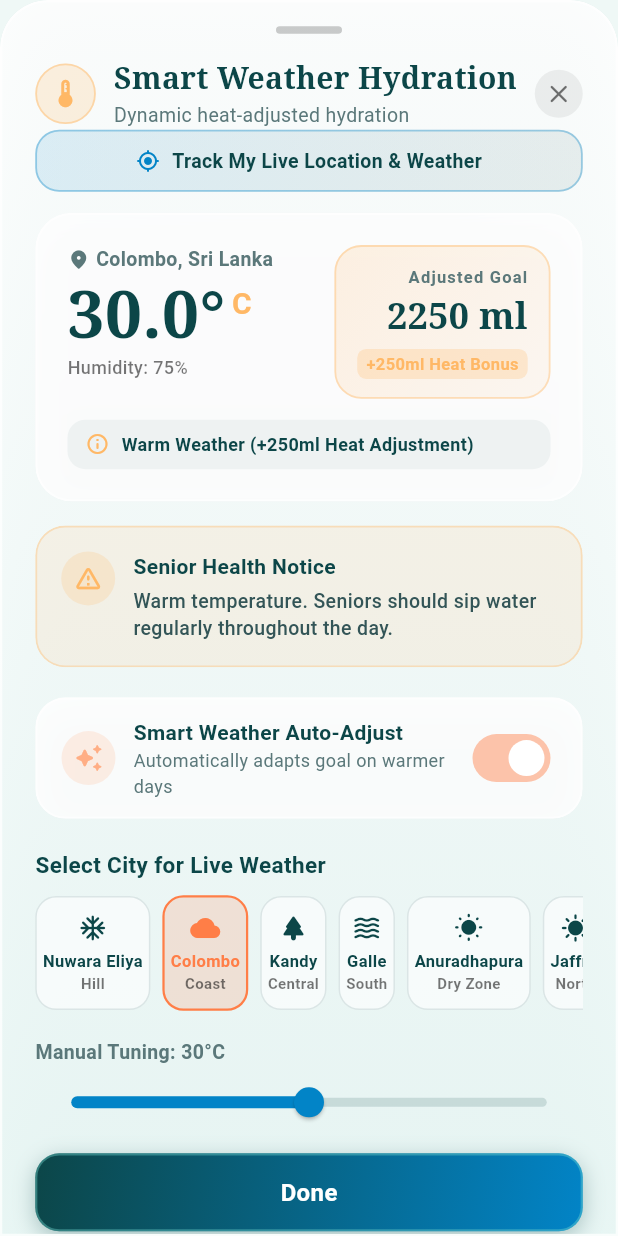
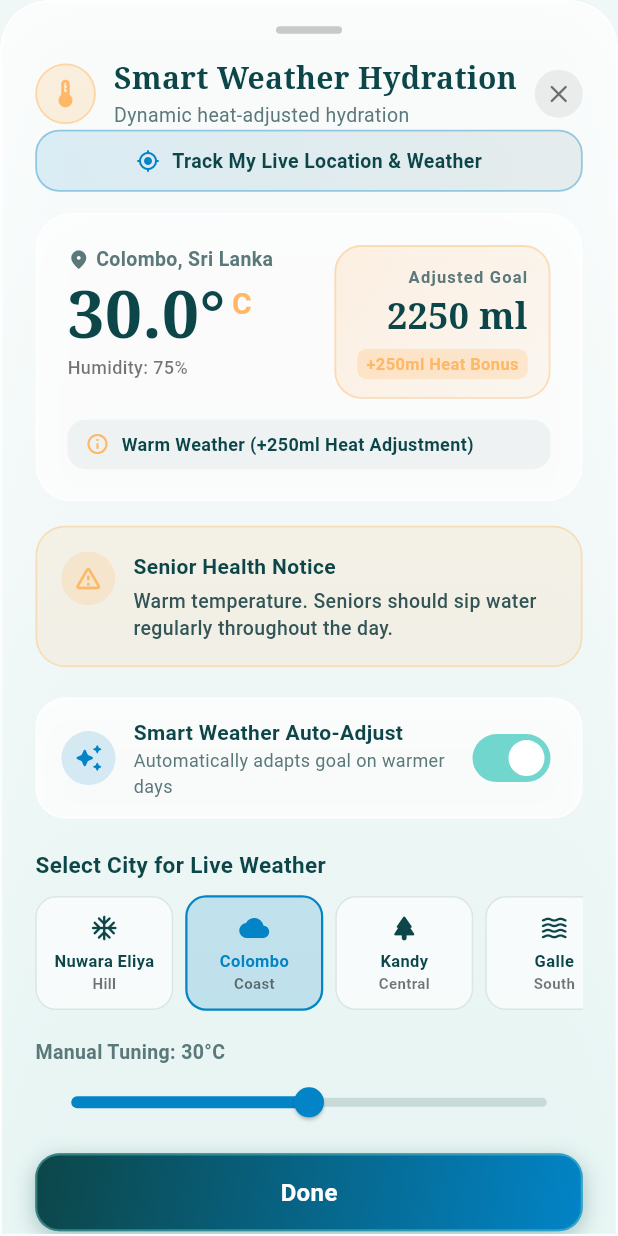
Before and after one commit to deshan2004/Aquasoothe, a Flutter app: the WeatherHydrationSheet widget shown alone on an empty page, opened directly, on a phone screen of 412 x 824 dp. Run offline on Flutter 3.47's test engine with Material 3 defaults, Android fonts, the phone set to English and light mode, and no system bars; our stand-ins replace cloud_firestore, file_picker, firebase_auth, firebase_core, flutter_local_notifications, flutter_riverpod and 6 more; missing offline and left inert: audio_session; accounts and stored records are empty; network calls fail.

Commit message:
fix(weather-sheet): replace invalid Expanded with bounded SizedBox in horizontal city presets scrollview

```diff
--- a/lib/widgets/weather_hydration_sheet.dart
+++ b/lib/widgets/weather_hydration_sheet.dart
@@ -38,8 +38,6 @@ class WeatherHydrationSheet extends ConsumerWidget {
     final isDark = Theme.of(context).brightness == Brightness.dark;
 
     final primaryTeal = const Color(0xFF0C4648);
-    final coral = const Color(0xFFFFAE85);
-    final heatOrange = const Color(0xFFFF7E47);
 
     Color getRiskColor(HeatRiskLevel level) {
       switch (level) {
@@ -450,9 +448,9 @@ class WeatherHydrationSheet extends ConsumerWidget {
                         padding: const EdgeInsets.all(8),
                         decoration: BoxDecoration(
                           shape: BoxShape.circle,
-                          color: coral.withValues(alpha: 0.2),
+                          color: const Color(0xFF0284C7).withValues(alpha: 0.15),
                         ),
-                        child: const Icon(Icons.auto_awesome_rounded, color: Color(0xFFFFAE85), size: 20),
+                        child: const Icon(Icons.auto_awesome_rounded, color: Color(0xFF0284C7), size: 20),
                       ),
                       const SizedBox(width: 12),
                       Expanded(
@@ -479,7 +477,7 @@ class WeatherHydrationSheet extends ConsumerWidget {
                       ),
                       Switch.adaptive(
                         value: weatherState.isSmartAdjustmentEnabled,
-                        activeTrackColor: heatOrange.withValues(alpha: 0.45),
+                        activeTrackColor: const Color(0xFF70D6CE),
                         onChanged: (val) {
                           weatherNotifier.toggleSmartAdjustment(val);
                         },
@@ -652,24 +650,25 @@ class _PresetButton extends StatelessWidget {
   Widget build(BuildContext context) {
     final isDark = Theme.of(context).brightness == Brightness.dark;
     final primaryTeal = const Color(0xFF0C4648);
-    final heatOrange = const Color(0xFFFF7E47);
+    final activeAqua = const Color(0xFF0284C7);
 
-    return Expanded(
+    return SizedBox(
+      width: 92,
       child: ScaleButton(
         onTap: () {
           HapticFeedback.selectionClick();
           onTap();
         },
         child: Container(
-          padding: const EdgeInsets.symmetric(vertical: 10, horizontal: 4),
+          padding: const EdgeInsets.symmetric(vertical: 10, horizontal: 6),
           decoration: BoxDecoration(
             color: isActive
-                ? heatOrange.withValues(alpha: isDark ? 0.28 : 0.18)
+                ? activeAqua.withValues(alpha: isDark ? 0.32 : 0.18)
                 : (isDark ? Colors.white.withValues(alpha: 0.05) : Colors.white.withValues(alpha: 0.6)),
             borderRadius: BorderRadius.circular(14),
             border: Border.all(
               color: isActive
-                  ? heatOrange
+                  ? activeAqua
                   : (isDark ? Colors.white.withValues(alpha: 0.1) : primaryTeal.withValues(alpha: 0.12)),
               width: isActive ? 1.5 : 1,
             ),
@@ -679,7 +678,7 @@ class _PresetButton extends StatelessWidget {
               Icon(
                 icon,
                 size: 20,
-                color: isActive ? heatOrange : (isDark ? Colors.white70 : primaryTeal),
+                color: isActive ? activeAqua : (isDark ? Colors.white70 : primaryTeal),
               ),
               const SizedBox(height: 4),
               Text(
@@ -689,7 +688,7 @@ class _PresetButton extends StatelessWidget {
                 style: TextStyle(
                   fontSize: 11,
                   fontWeight: FontWeight.bold,
-                  color: isActive ? heatOrange : (isDark ? Colors.white : primaryTeal),
+                  color: isActive ? activeAqua : (isDark ? Colors.white : primaryTeal),
                 ),
               ),
               Text(
```
